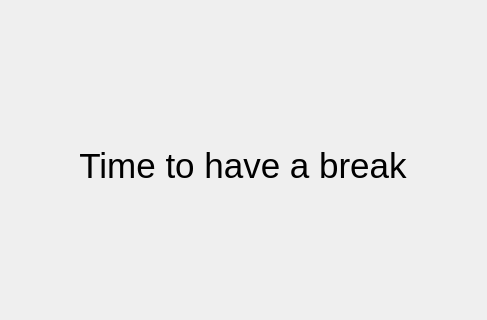
The window that src/resty/adapters/qt/ui/rest_window/rest_window.ui (bolanebyla/resty) describes before a commit, drawn with Qt 5; both pictures show x 246 to 733 and y 99 to 419 of the 978 by 618 pixel window.
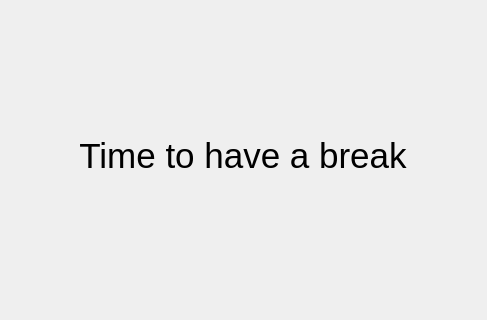
The same window after the commit.

Diff of the .ui file:
```diff
--- a/src/resty/adapters/qt/ui/rest_window/rest_window.ui
+++ b/src/resty/adapters/qt/ui/rest_window/rest_window.ui
@@ -29,6 +29,19 @@
   </property>
   <widget class="QWidget" name="centralwidget">
    <layout class="QVBoxLayout" name="verticalLayout_2">
+    <item>
+     <spacer name="verticalSpacer_2">
+      <property name="orientation">
+       <enum>Qt::Vertical</enum>
+      </property>
+      <property name="sizeHint" stdset="0">
+       <size>
+        <width>20</width>
+        <height>40</height>
+       </size>
+      </property>
+     </spacer>
+    </item>
     <item>
      <widget class="QLabel" name="lbl_rest_message_text">
       <property name="font">
@@ -50,6 +63,26 @@
       </property>
      </widget>
     </item>
+    <item>
+     <spacer name="verticalSpacer">
+      <property name="orientation">
+       <enum>Qt::Vertical</enum>
+      </property>
+      <property name="sizeHint" stdset="0">
+       <size>
+        <width>20</width>
+        <height>40</height>
+       </size>
+      </property>
+     </spacer>
+    </item>
+    <item>
+     <widget class="QLabel" name="lbl_remaining_rest_time">
+      <property name="text">
+       <string/>
+      </property>
+     </widget>
+    </item>
     <item>
      <widget class="QProgressBar" name="rest_progress_bar">
       <property name="maximum">
```
